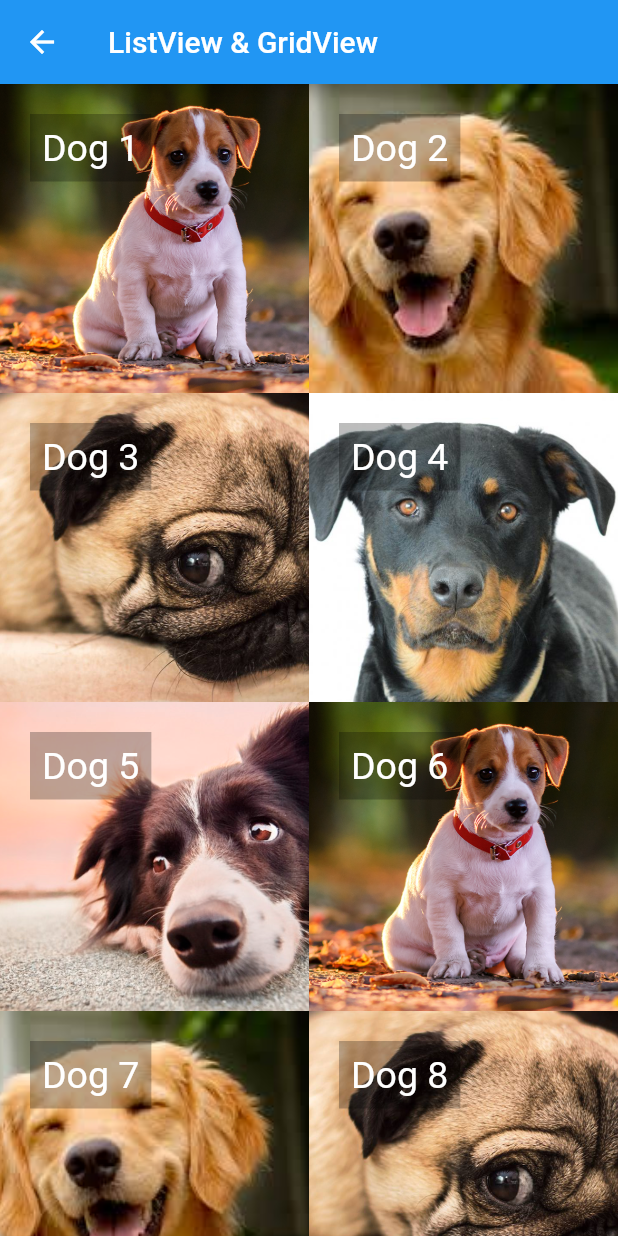
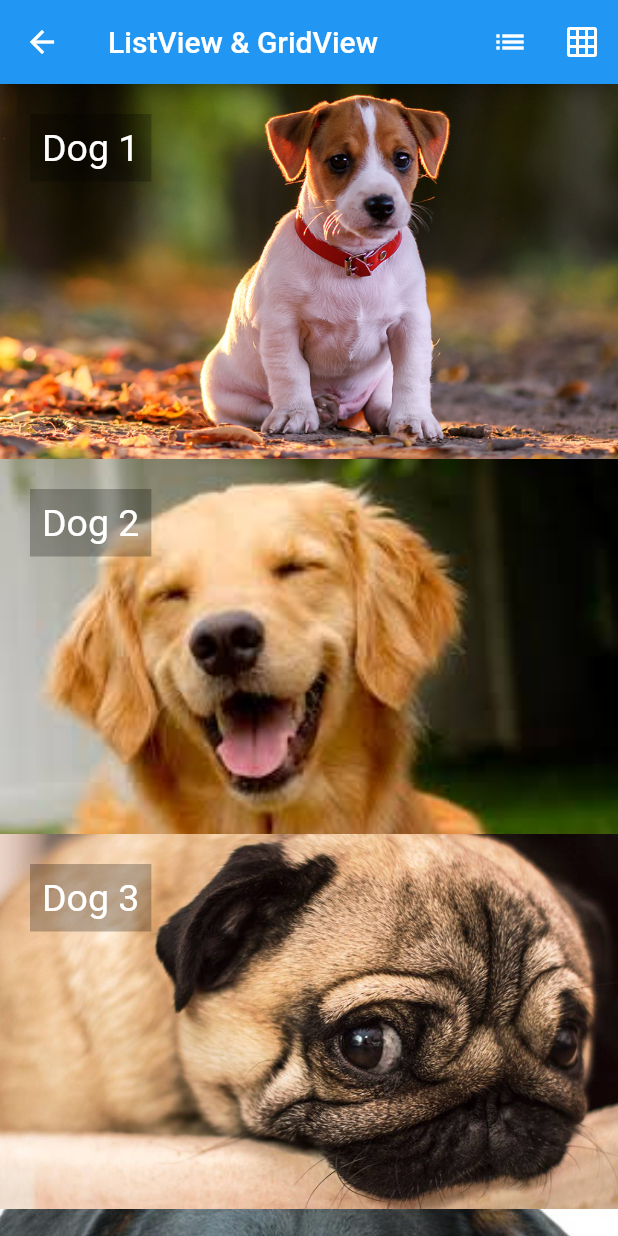
Before and after one commit to FrancaTM/flutter-hello, a Flutter app: the HelloListView screen opened directly, on a phone screen of 412 x 824 dp. Run offline on Flutter 3.47's test engine with Material 2 defaults, Android fonts, the phone set to English and light mode, and no system bars.

```diff
--- a/lib/pages/hello_listview.dart
+++ b/lib/pages/hello_listview.dart
@@ -1,11 +1,39 @@
 import 'package:flutter/material.dart';
 
-class HelloListView extends StatelessWidget {
+class HelloListView extends StatefulWidget {
+  @override
+  _HelloListViewState createState() => _HelloListViewState();
+}
+
+class _HelloListViewState extends State<HelloListView> {
+//  var _numColumns = 1;
+  var _gridOn = false;
+
   @override
   Widget build(BuildContext context) {
     return Scaffold(
       appBar: AppBar(
         title: Text('ListView & GridView'),
+        actions: <Widget>[
+          IconButton(
+            icon: Icon(Icons.list),
+            onPressed: () {
+              setState(() {
+//                _numColumns = 1;
+                _gridOn = false;
+              });
+            },
+          ),
+          IconButton(
+            icon: Icon(Icons.grid_on),
+            onPressed: () {
+              setState(() {
+//                _numColumns = 2;
+                _gridOn = true;
+              });
+            },
+          ),
+        ],
       ),
       body: Container(
         child: _buildListView(),
@@ -22,22 +50,22 @@ class HelloListView extends StatelessWidget {
       print(s);
     }
 
-    return GridView.builder(
+    return _gridOn
+        ? GridView.builder(
             gridDelegate:
                 SliverGridDelegateWithFixedCrossAxisCount(crossAxisCount: 2),
             itemCount: dogs.length,
             itemBuilder: (context, index) {
               return _buildListItem(dogs, index);
             },
-    );
-
-    /*return ListView.builder(
+          )
+        : ListView.builder(
             itemExtent: 250,
             itemCount: dogs.length,
             itemBuilder: (context, index) {
               return _buildListItem(dogs, index);
             },
-    );*/
+          );
   }
 
   Widget _buildListItem(List<String> dogs, int index) {
```
Lines whose indentation alone changed are shown as unchanged.
